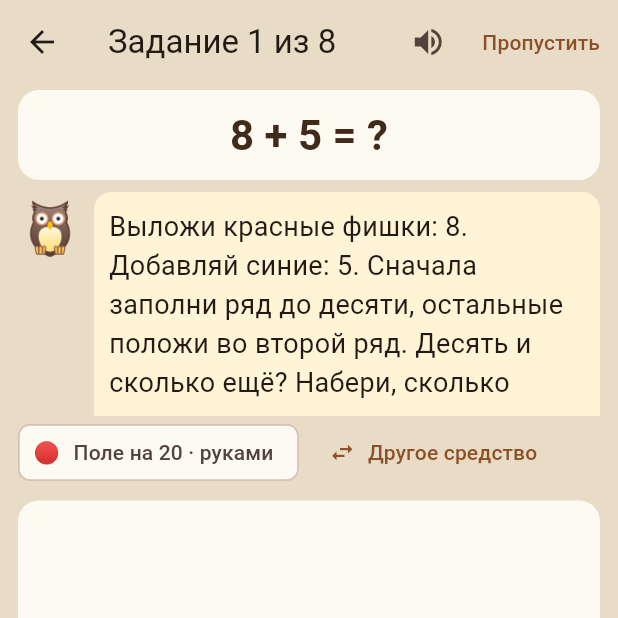
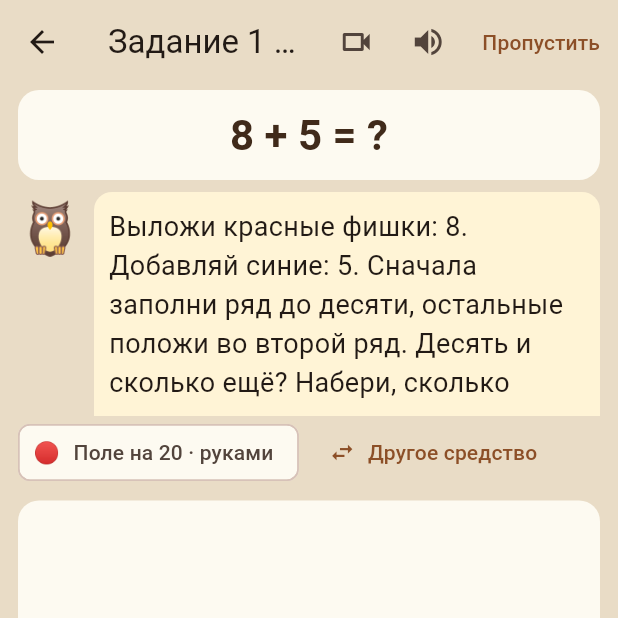
Before and after one commit to mgubko/GoAbacUs, a Flutter app: the screen it shows after launch, after a tap on "Попробовать на примерах", on a phone screen of 412 x 824 dp, the top half of it. Run offline on Flutter 3.47's test engine with Material 3 defaults, Android fonts, the phone set to English and light mode, and no system bars; our stand-ins replace app_links, audioplayers, camera, image_picker, in_app_purchase, qr_flutter and 4 more; missing offline and left inert: google_mlkit_text_recognition, mobile_scanner, pinenacl.

Commit message:
Tutor: 'What the camera sees' button on the home and lesson screens
Opens the desk camera screen (packages/tutor_camera) with the front camera.
Label in RU/DE/EN/FR/ES, not spoken.

Co-Authored-By: Claude Opus 5.5 <noreply@anthropic.com>
Claude-Session: https://claude.ai/code/session_0188BuKBj9Z76bczAGWfBaY8

```diff
--- a/apps/tutor/lib/lesson_screen.dart
+++ b/apps/tutor/lib/lesson_screen.dart
@@ -1,5 +1,6 @@
 import 'package:abacus_kit/abacus_kit.dart';
 import 'package:flutter/material.dart';
+import 'package:tutor_camera/tutor_camera.dart';
 import 'package:tutor_tasks/tutor_tasks.dart';
 
 import 'aid_picture.dart';
@@ -208,6 +209,11 @@ class _LessonScreenState extends State<LessonScreen> {
         backgroundColor: const Color(0xFFE9DCC6),
         title: Text(tr('task_of', {'n': l.number, 'total': l.tasks.length})),
         actions: [
+          IconButton(
+            icon: const Icon(Icons.videocam_outlined),
+            tooltip: tr('camera_view'),
+            onPressed: () => DeskCameraScreen.open(context, preferFront: true),
+          ),
           ValueListenableBuilder(
             valueListenable: Voice.on,
             builder: (context, on, _) => IconButton(
--- a/apps/tutor/lib/main.dart
+++ b/apps/tutor/lib/main.dart
@@ -4,6 +4,7 @@ import 'package:abacus_kit/abacus_kit.dart';
 import 'package:app_links/app_links.dart';
 import 'package:flutter/material.dart';
 import 'package:flutter/services.dart';
+import 'package:tutor_camera/tutor_camera.dart';
 import 'package:tutor_tasks/tutor_tasks.dart';
 import 'package:url_launcher/url_launcher.dart';
 
@@ -321,6 +322,11 @@ class _HomeScreenState extends State<HomeScreen> {
               tooltip: tr('report'),
               onPressed: _showReport,
             ),
+          IconButton(
+            icon: const Icon(Icons.videocam_outlined),
+            tooltip: tr('camera_view'),
+            onPressed: () => DeskCameraScreen.open(context, preferFront: true),
+          ),
           _langMenu(),
         ],
       ),
--- a/apps/tutor/lib/speech/lines.dart
+++ b/apps/tutor/lib/speech/lines.dart
@@ -57,6 +57,7 @@ const lines = <String, Map<String, String>>{
     'start': 'Начать',
     'free': 'Свободные счёты',
     'tasks_n': 'заданий: {n}',
+    'camera_view': 'Что видит камера',
     'report': 'Отчёт для родителя',
     'repair_q': 'Связать репетитора с другой семьёй ({name})? Прежние задания этого телефона больше не откроются.',
     'already_done': 'Это задание уже решено.',
@@ -194,6 +195,7 @@ const lines = <String, Map<String, String>>{
     'start': 'Los geht’s',
     'free': 'Freier Abakus',
     'tasks_n': 'Aufgaben: {n}',
+    'camera_view': 'Was die Kamera sieht',
     'report': 'Bericht für die Eltern',
     'repair_q': 'Den Tutor mit einer anderen Familie verbinden ({name})? Alte Aufgaben auf diesem Gerät gehen dann nicht mehr auf.',
     'already_done': 'Diese Aufgaben sind schon erledigt.',
@@ -331,6 +333,7 @@ const lines = <String, Map<String, String>>{
     'start': 'Start',
     'free': 'Free abacus',
     'tasks_n': 'tasks: {n}',
+    'camera_view': 'What the camera sees',
     'report': 'Report for the parent',
     'repair_q': 'Pair the tutor with another family ({name})? Earlier tasks on this device will no longer open.',
     'already_done': 'These tasks are already done.',
@@ -465,6 +468,7 @@ const lines = <String, Map<String, String>>{
     'start': 'Commencer',
     'free': 'Boulier libre',
     'tasks_n': 'exercices : {n}',
+    'camera_view': 'Ce que voit la caméra',
     'report': 'Bilan pour le parent',
     'repair_q': 'Relier le tuteur à une autre famille ({name}) ? Les anciens exercices de cet appareil ne s’ouvriront plus.',
     'already_done': 'Ces exercices sont déjà faits.',
@@ -599,6 +603,7 @@ const lines = <String, Map<String, String>>{
     'start': 'Empezar',
     'free': 'Ábaco libre',
     'tasks_n': 'ejercicios: {n}',
+    'camera_view': 'Lo que ve la cámara',
     'report': 'Informe para la familia',
     'repair_q': '¿Vincular el tutor con otra familia ({name})? Los ejercicios anteriores de este dispositivo ya no se abrirán.',
     'already_done': 'Estos ejercicios ya están hechos.',
--- a/apps/tutor/pubspec.yaml
+++ b/apps/tutor/pubspec.yaml
@@ -34,6 +34,8 @@ dependencies:
     path: ../../packages/abacus_kit
   tutor_tasks:
     path: ../../packages/tutor_tasks
+  tutor_camera:
+    path: ../../packages/tutor_camera
 
   # The following adds the Cupertino Icons font to your application.
   # Use with the CupertinoIcons class for iOS style icons.
```
Also changed, not shown: apps/tutor/pubspec.lock.
